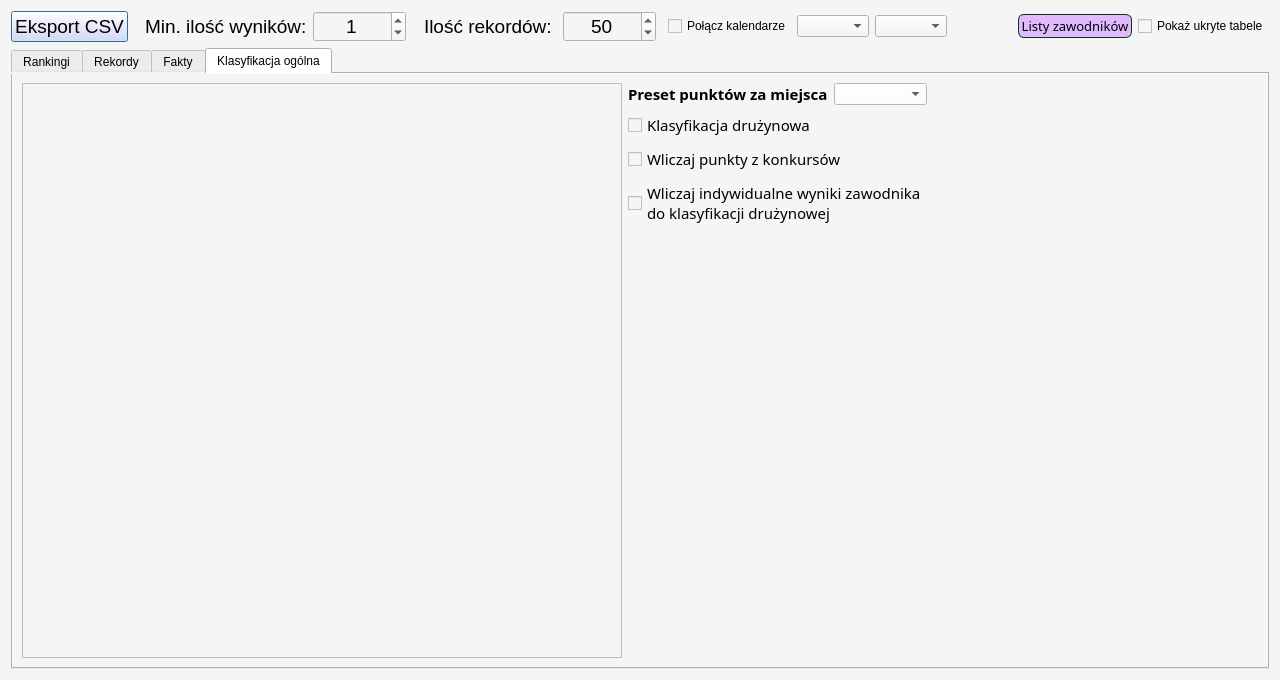
First picture: the form in source/UI/Seasons/Stats/SimulationRatingsWindow.ui, repository KonradKrol/sj-sim, before the edit.
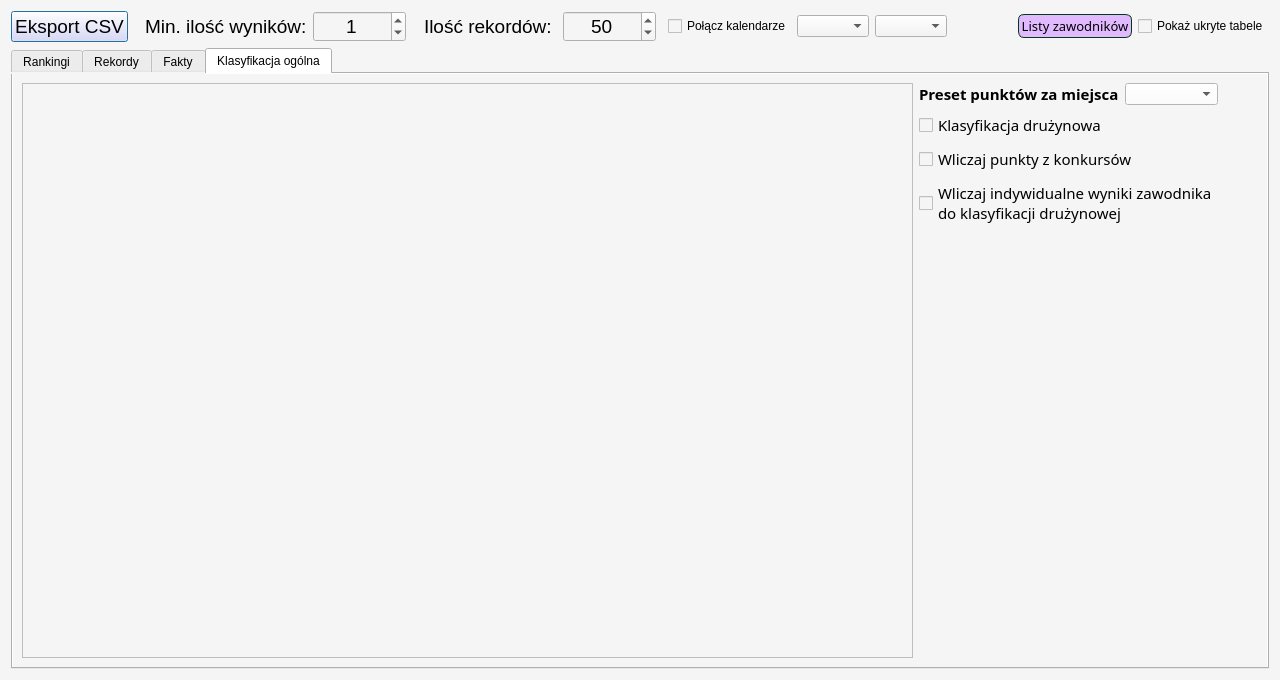
Second picture: the form after the edit. The open tabs and pages were chosen to show the change.

```diff
--- a/source/UI/Seasons/Stats/SimulationRatingsWindow.ui
+++ b/source/UI/Seasons/Stats/SimulationRatingsWindow.ui
@@ -1714,7 +1714,7 @@
           <widget class="QTableView" name="tableView_generalClassification">
            <property name="maximumSize">
             <size>
-             <width>600</width>
+             <width>16777215</width>
              <height>16777215</height>
             </size>
            </property>
```
